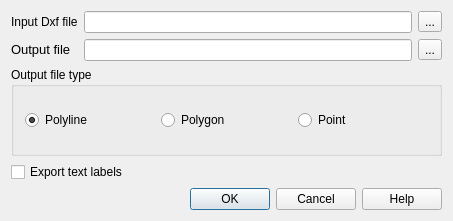
The window that qgis/src/plugins/dxf2shp_converter/dxf2shpconvertergui.ui (sourcepole/qgis) describes before a commit, drawn with Qt 5.
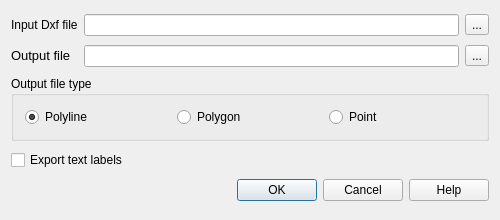
The same window after the commit. Icons and pictures are not drawn.

Commit message: dialog formatting fix

```diff
--- a/qgis/src/plugins/dxf2shp_converter/dxf2shpconvertergui.ui
+++ b/qgis/src/plugins/dxf2shp_converter/dxf2shpconvertergui.ui
@@ -5,20 +5,20 @@
    <rect>
     <x>0</x>
     <y>0</y>
-    <width>453</width>
-    <height>221</height>
+    <width>500</width>
+    <height>220</height>
    </rect>
   </property>
   <property name="minimumSize" >
    <size>
-    <width>100</width>
-    <height>100</height>
+    <width>350</width>
+    <height>220</height>
    </size>
   </property>
   <property name="maximumSize" >
    <size>
-    <width>472</width>
-    <height>373</height>
+    <width>500</width>
+    <height>300</height>
    </size>
   </property>
   <property name="windowTitle" >
@@ -68,7 +68,7 @@
    <item row="2" column="0" colspan="4" >
     <widget class="QGroupBox" name="groupBox" >
      <property name="sizePolicy" >
-      <sizepolicy vsizetype="MinimumExpanding" hsizetype="Preferred" >
+      <sizepolicy vsizetype="Maximum" hsizetype="Preferred" >
        <horstretch>0</horstretch>
        <verstretch>0</verstretch>
       </sizepolicy>
@@ -76,7 +76,7 @@
      <property name="minimumSize" >
       <size>
        <width>0</width>
-       <height>80</height>
+       <height>50</height>
       </size>
      </property>
      <property name="title" >
```
